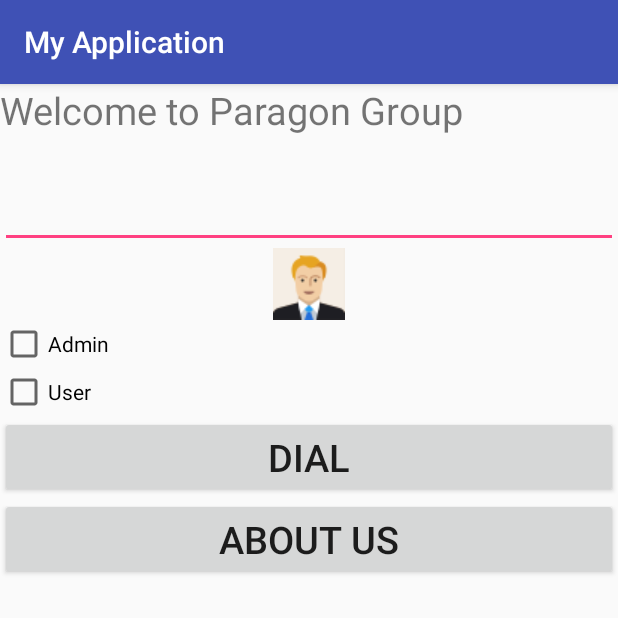
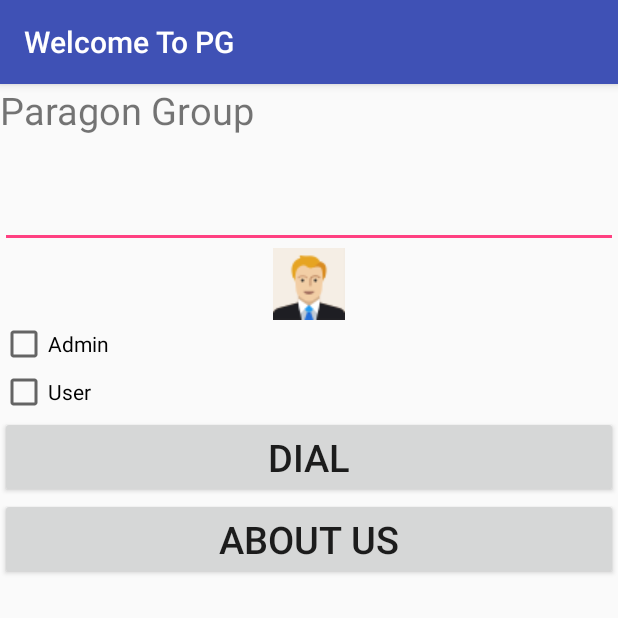
Before and after one commit to abdul-kader138/APDT, an Android app: the screen it shows after launch (MainActivity), on a phone screen of 412 x 824 dp, the top half of it. Run offline under Robolectric (Android 15) with nearby library versions, the phone set to English and light mode, and no system bars.

```diff
--- a/app/src/main/res/values/strings.xml
+++ b/app/src/main/res/values/strings.xml
@@ -1,6 +1,6 @@
 <resources>
-    <string name="app_name">My Application</string>
-    <string name="header">Welcome to Paragon Group</string>
+    <string name="app_name">Welcome To PG</string>
+    <string name="header">Paragon Group</string>
     <string name="buttonUser">User</string>
     <string name="buttonAdmin">Admin</string>
     <string name="imageDes">User Image</string>
```
